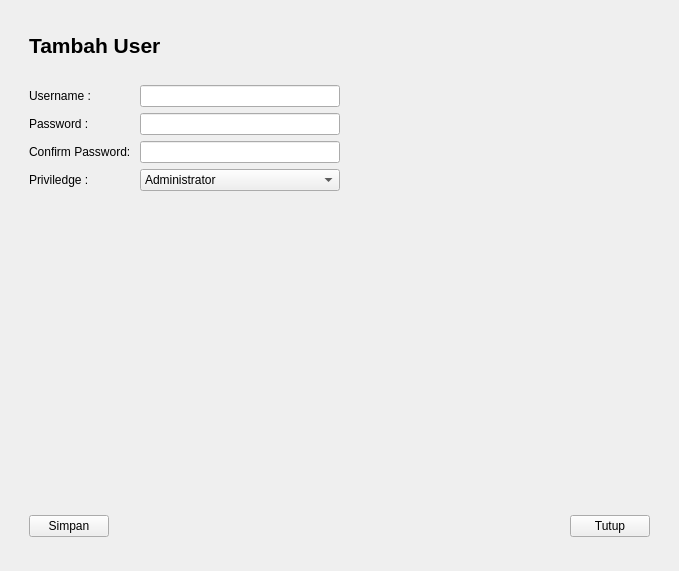
Above: source/login/admin_ui.ui from fnugrahendi/petuk.corp before the change. Below: the same form after it.
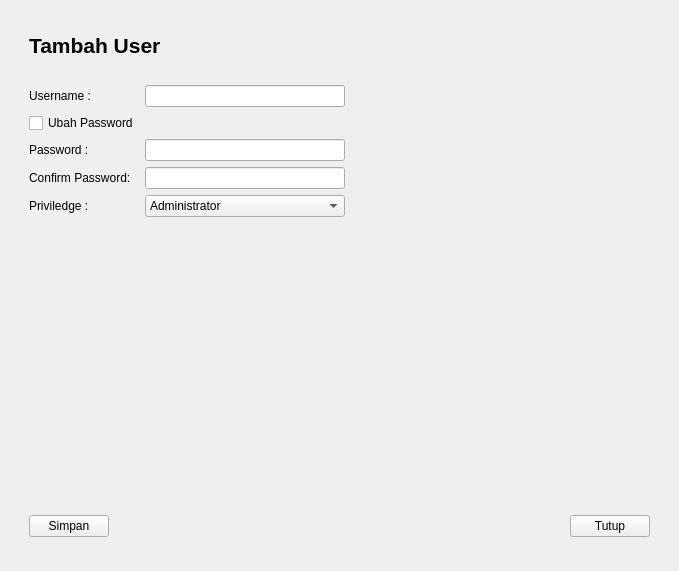
That is the form after the change. The open tabs and pages were chosen to show the change.

Commit message: admin user management

Diff of the .ui file:
```diff
--- a/source/login/admin_ui.ui
+++ b/source/login/admin_ui.ui
@@ -341,14 +341,14 @@
             </property>
            </widget>
           </item>
-          <item row="1" column="0">
+          <item row="2" column="0">
            <widget class="QLabel" name="lb_Users_Tambah_Password">
             <property name="text">
              <string>Password :</string>
             </property>
            </widget>
           </item>
-          <item row="3" column="0">
+          <item row="4" column="0">
            <widget class="QLabel" name="lb_Users_Tambah_Priviledge">
             <property name="text">
              <string>Priviledge :</string>
@@ -365,7 +365,7 @@
             </property>
            </widget>
           </item>
-          <item row="1" column="1">
+          <item row="2" column="1">
            <widget class="QLineEdit" name="le_Users_Tambah_Password">
             <property name="maximumSize">
              <size>
@@ -375,7 +375,7 @@
             </property>
            </widget>
           </item>
-          <item row="3" column="1">
+          <item row="4" column="1">
            <widget class="QComboBox" name="cb_Users_Tambah_Priviledge">
             <property name="maximumSize">
              <size>
@@ -410,14 +410,14 @@
             </item>
            </widget>
           </item>
-          <item row="2" column="0">
+          <item row="3" column="0">
            <widget class="QLabel" name="lb_Users_Tambah_Password_Confirm">
             <property name="text">
              <string>Confirm Password: </string>
             </property>
            </widget>
           </item>
-          <item row="2" column="1">
+          <item row="3" column="1">
            <widget class="QLineEdit" name="le_Users_Tambah_Password_Confirm">
             <property name="minimumSize">
              <size>
@@ -433,6 +433,13 @@
             </property>
            </widget>
           </item>
+          <item row="1" column="0">
+           <widget class="QCheckBox" name="chk_Users_Tambah_EditPassword">
+            <property name="text">
+             <string>Ubah Password</string>
+            </property>
+           </widget>
+          </item>
          </layout>
         </widget>
        </item>
```
Left out of the diff: 2 changed lines with no effect on the pictures. The commit also changes 4 other files.
